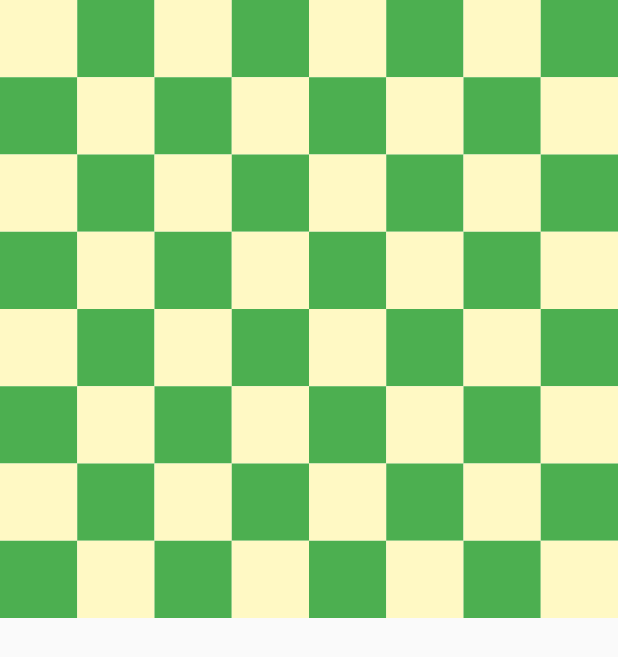
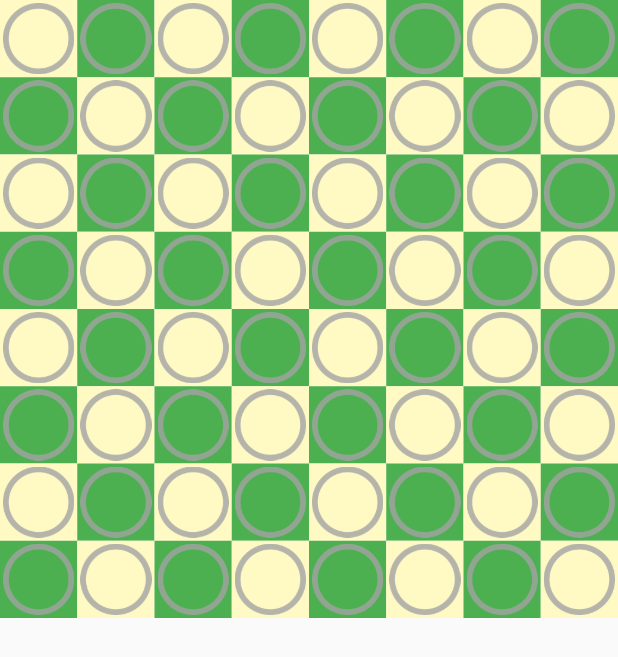
Before and after one commit to 4zz0u4k/The_Chess_Master, a Flutter app: the screen it shows after launch, on a phone screen of 412 x 824 dp. Shown: the top 657 px of the screen. Run offline on Flutter 3.47's test engine with Material 2 defaults, Android fonts, the phone set to English and light mode, and no system bars; missing offline and left inert: chess.

Commit message:
dammit this is hard !!

```diff
--- a/lib/main.dart
+++ b/lib/main.dart
@@ -17,6 +17,7 @@ class _ChessBoardState extends State<ChessBoard> {
     double screenWidth = MediaQuery.of(context).size.width;
     double gridCellSize = screenWidth / 8;
     chess.Chess position = chess.Chess.fromFEN('r6r/1pNk1ppp/2np4/b3p3/4P1b1/N1Q5/P4PPP/R3KB1R w KQ - 3 18');
+    List<chess.Move> HighLightPosition = [];
     String AlphCars = "abcdefgh";
     String NumCars = "012345678";
     return Scaffold(
@@ -47,11 +48,14 @@ class _ChessBoardState extends State<ChessBoard> {
                   }
                 }
               },
-              child: Container(
-                width: gridCellSize,
-                height: gridCellSize,
-                color: (((index ~/ 8 ) % 2) == 0 ) ? ((index % 2 == 0) ? Colors.yellow[100] : Colors.green ) : ((index % 2 != 0) ? Colors.yellow[100] : Colors.green ),
-                child: Center(
+              child: Stack(
+                alignment: Alignment.center,
+                children : [
+                  Container(
+                    width: gridCellSize,//Size
+                    height: gridCellSize,//Size
+                    color: (((index ~/ 8 ) % 2) == 0 ) ? ((index % 2 == 0) ? Colors.yellow[100] : Colors.green ) : ((index % 2 != 0) ? Colors.yellow[100] : Colors.green ),//The case color
+                    child: Center(//The piece
                       child : (){
                         if(position.turn == chess.Color.BLACK){
                           if(position.get(AlphCars[7-(index % 8)]+NumCars[(index ~/ 8)+1]) != null){
@@ -137,6 +141,18 @@ class _ChessBoardState extends State<ChessBoard> {
                       }(),
                     ),
                   ),
+                  Container(
+                    child: (){
+                      return Image.asset(
+                        "assets/Ring.png",
+                        width: gridCellSize-4,
+                        height: gridCellSize-4,
+                        opacity: const AlwaysStoppedAnimation(.8),
+                      );
+                    }(),
+                  ),
+                ],
+              ),
             ),
           );
         },
--- a/pubspec.yaml
+++ b/pubspec.yaml
@@ -21,6 +21,7 @@ dev_dependencies:
   flutter_lints: ^2.0.0
 
 flutter:
+
   assets:
     - assets/BlackKing.png
     - assets/BlackKnight.png
@@ -34,3 +35,4 @@ flutter:
     - assets/WhiteQueen.png
     - assets/WhiteRook.png
     - assets/WhitePawn.png
+    - assets/Ring.png
```
Also changed, not shown: assets/Ring.png (added). Lines whose indentation alone changed are shown as unchanged.
